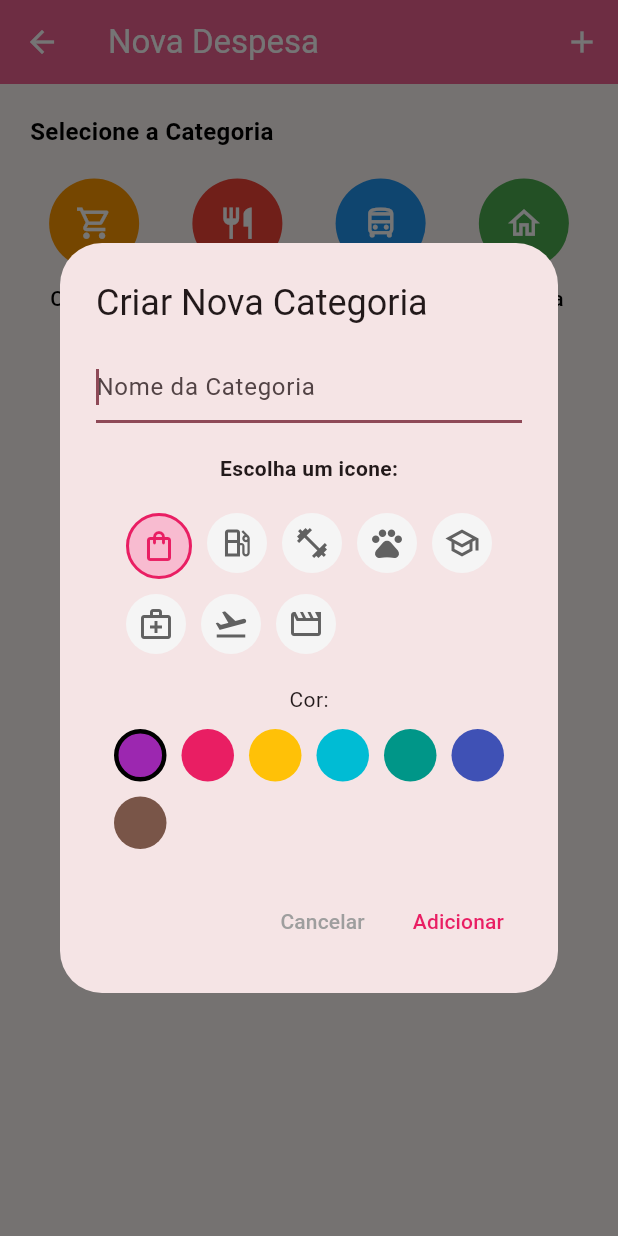
After one commit to BeatrizKSilva/app-controle-financeiro, a Flutter app: the Categoria screen opened directly, after a tap on the "add" icon, on a phone screen of 412 x 824 dp. The commit adds this screen. Run offline on Flutter 3.47's test engine with Material 3 defaults, Android fonts, the phone set to English and light mode, and no system bars.

Commit message:
criando tela genérica de seleção e criação de categorias

```diff
--- /dev/null
+++ b/lib/controllers/categoria_despesa_controller.dart
@@ -0,0 +1,23 @@
+import 'package:flutter/material.dart';
+import 'package:vinta_financas/repositories/categoria_despesa_mock.dart';
+
+class CategoriaDespesaController extends ChangeNotifier {
+  final CategoriaDespesaMock _bancoCategorias = CategoriaDespesaMock();
+
+  List<Categoria> categorias = [];
+
+  CategoriaDespesaController() {
+    carregarCategorias();
+  }
+
+  void carregarCategorias() {
+    categorias = _bancoCategorias.getCategorias();
+
+    notifyListeners();
+  }
+
+  void adicionarCategoria(String nome, IconData icone, Color cor) {
+    _bancoCategorias.adicionarCategoria(nome, icone, cor);
+    carregarCategorias();
+  }
+}
--- /dev/null
+++ b/lib/controllers/categoria_receita_controller.dart
@@ -0,0 +1,23 @@
+import 'package:flutter/material.dart';
+import 'package:vinta_financas/repositories/categoria_receita_mock.dart';
+import 'package:vinta_financas/repositories/categoria_despesa_mock.dart';
+
+class CategoriaReceitaController extends ChangeNotifier {
+  final CategoriaReceitaMock _bancoCategorias = CategoriaReceitaMock();
+
+  List<Categoria> categorias = [];
+
+  CategoriaReceitaController() {
+    carregarCategorias();
+  }
+
+  void carregarCategorias() {
+    categorias = _bancoCategorias.getCategorias();
+    notifyListeners();
+  }
+
+  void adicionarCategoria(String nome, IconData icone, Color cor) {
+    _bancoCategorias.adicionarCategoria(nome, icone, cor);
+    carregarCategorias();
+  }
+}
--- /dev/null
+++ b/lib/repositories/categoria_despesa_mock.dart
@@ -0,0 +1,31 @@
+import 'package:flutter/material.dart';
+
+class Categoria {
+  final String nome;
+  final IconData icone;
+  final Color cor;
+
+  Categoria({required this.nome, required this.icone, required this.cor});
+}
+
+class CategoriaDespesaMock {
+  final List<Categoria> _categorias = [
+    Categoria(
+        nome: 'Compras',
+        icone: Icons.shopping_cart_outlined,
+        cor: Colors.orange),
+    Categoria(
+        nome: 'Alimentação', icone: Icons.restaurant_outlined, cor: Colors.red),
+    Categoria(
+        nome: 'Transporte',
+        icone: Icons.directions_bus_outlined,
+        cor: Colors.blue),
+    Categoria(nome: 'Moradia', icone: Icons.home_outlined, cor: Colors.green),
+  ];
+
+  List<Categoria> getCategorias() => _categorias;
+
+  void adicionarCategoria(String nome, IconData icone, Color cor) {
+    _categorias.add(Categoria(nome: nome, icone: icone, cor: cor));
+  }
+}
--- /dev/null
+++ b/lib/repositories/categoria_receita_mock.dart
@@ -0,0 +1,20 @@
+import 'package:flutter/material.dart';
+import 'package:vinta_financas/repositories/categoria_despesa_mock.dart';
+
+class CategoriaReceitaMock {
+  final List<Categoria> _categorias = [
+    Categoria(nome: 'Salário', icone: Icons.attach_money, cor: Colors.green),
+    Categoria(nome: 'Pix', icone: Icons.pix, cor: Colors.teal),
+    Categoria(
+        nome: 'Investimentos',
+        icone: Icons.trending_up,
+        cor: Colors.blue.shade700),
+    Categoria(nome: 'Freelance', icone: Icons.computer, cor: Colors.indigo),
+  ];
+
+  List<Categoria> getCategorias() => _categorias;
+
+  void adicionarCategoria(String nome, IconData icone, Color cor) {
+    _categorias.add(Categoria(nome: nome, icone: icone, cor: cor));
+  }
+}
--- /dev/null
+++ b/lib/views/categoria.dart
@@ -0,0 +1,237 @@
+import 'package:flutter/material.dart';
+
+class Categoria extends StatefulWidget {
+  final String tituloTela;
+  final dynamic controller;
+
+  const Categoria(
+      {super.key, required this.tituloTela, required this.controller});
+
+  @override
+  State<Categoria> createState() => _CategoriaState();
+}
+
+class _CategoriaState extends State<Categoria> {
+  final List<IconData> _opcoesDeIcones = [
+    Icons.shopping_bag_outlined,
+    Icons.local_gas_station_outlined,
+    Icons.fitness_center_outlined,
+    Icons.pets_outlined,
+    Icons.school_outlined,
+    Icons.medical_services_outlined,
+    Icons.flight_takeoff_outlined,
+    Icons.movie_outlined,
+  ];
+
+  final List<Color> _opcoesDeCores = [
+    Colors.purple,
+    Colors.pink,
+    Colors.amber,
+    Colors.cyan,
+    Colors.teal,
+    Colors.indigo,
+    Colors.brown,
+  ];
+
+  @override
+  void initState() {
+    super.initState();
+    widget.controller.addListener(() {
+      if (mounted) setState(() {});
+    });
+  }
+
+  void _mostrarNovacategoria(BuildContext context) {
+    TextEditingController nomeController = TextEditingController();
+    IconData iconeSelecionado = _opcoesDeIcones[0];
+    Color corSelecionada = _opcoesDeCores[0];
+
+    showDialog(
+      context: context,
+      builder: (context) {
+        return StatefulBuilder(
+          builder: (context, setStateDialog) {
+            return AlertDialog(
+              title: const Text('Criar Nova Categoria'),
+              content: SingleChildScrollView(
+                child: Column(
+                  mainAxisSize: MainAxisSize.min,
+                  children: [
+                    TextField(
+                      controller: nomeController,
+                      decoration: const InputDecoration(
+                        hintText: "Nome da Categoria",
+                      ),
+                      autofocus: true,
+                    ),
+                    const SizedBox(height: 20),
+                    const Text("Escolha um icone:",
+                        style: TextStyle(fontWeight: FontWeight.bold)),
+                    const SizedBox(height: 20),
+                    Wrap(
+                      spacing: 10,
+                      runSpacing: 10,
+                      children: _opcoesDeIcones.map((iconeAtual) {
+                        final bool isSelecionado =
+                            iconeAtual == iconeSelecionado;
+                        return GestureDetector(
+                          onTap: () {
+                            setStateDialog(() {
+                              iconeSelecionado = iconeAtual;
+                            });
+                          },
+                          child: Container(
+                            padding: const EdgeInsets.all(8),
+                            decoration: BoxDecoration(
+                              color: isSelecionado
+                                  ? Colors.pink.shade100
+                                  : Colors.grey.shade100,
+                              shape: BoxShape.circle,
+                              border: isSelecionado
+                                  ? Border.all(color: Colors.pink, width: 2)
+                                  : null,
+                            ),
+                            child: Icon(iconeAtual,
+                                color: isSelecionado
+                                    ? Colors.pink
+                                    : Colors.grey.shade700),
+                          ),
+                        );
+                      }).toList(),
+                    ),
+                    const SizedBox(height: 20),
+                    const Text("Cor:"),
+                    const SizedBox(height: 10),
+                    Wrap(
+                      spacing: 10,
+                      runSpacing: 10,
+                      children: _opcoesDeCores.map((cor) {
+                        final bool isSelecionada = cor == corSelecionada;
+                        return GestureDetector(
+                          onTap: () =>
+                              setStateDialog(() => corSelecionada = cor),
+                          child: Container(
+                            width: 35,
+                            height: 35,
+                            decoration: BoxDecoration(
+                              color: cor,
+                              shape: BoxShape.circle,
+                              border: isSelecionada
+                                  ? Border.all(color: Colors.black, width: 3)
+                                  : null,
+                            ),
+                          ),
+                        );
+                      }).toList(),
+                    ),
+                  ],
+                ),
+              ),
+              actions: [
+                TextButton(
+                  onPressed: () => Navigator.pop(context),
+                  child: const Text('Cancelar',
+                      style: TextStyle(color: Colors.grey)),
+                ),
+                TextButton(
+                  onPressed: () {
+                    if (nomeController.text.isNotEmpty) {
+                      widget.controller.adicionarCategoria(nomeController.text,
+                          iconeSelecionado, corSelecionada);
+                      Navigator.pop(context);
+                    }
+                  },
+                  child: const Text('Adicionar',
+                      style: TextStyle(color: Colors.pink)),
+                ),
+              ],
+            );
+          },
+        );
+      },
+    );
+  }
+
+  @override
+  Widget build(BuildContext context) {
+    return Scaffold(
+      appBar: AppBar(
+        title: Text(widget.tituloTela),
+        backgroundColor: Colors.pink.shade300,
+        foregroundColor: Colors.white,
+        elevation: 0,
+        actions: [
+          IconButton(
+            icon: const Icon(Icons.add),
+            onPressed: () {
+              _mostrarNovacategoria(context);
+            },
+          )
+        ],
+      ),
+      body: Padding(
+        padding: const EdgeInsets.all(20.0),
+        child: Column(
+          crossAxisAlignment: CrossAxisAlignment.start,
+          children: [
+            const Text(
+              'Selecione a Categoria',
+              style: TextStyle(
+                  fontSize: 16,
+                  fontWeight: FontWeight.bold,
+                  color: Colors.black),
+            ),
+            const SizedBox(height: 20),
+            Expanded(
+              child: GridView.builder(
+                gridDelegate: const SliverGridDelegateWithFixedCrossAxisCount(
+                  crossAxisCount: 4,
+                  crossAxisSpacing: 10,
+                  mainAxisSpacing: 20,
+                  childAspectRatio: 0.75,
+                ),
+                itemCount: widget.controller.categorias.length,
+                itemBuilder: (context, index) {
+                  final categoria = widget.controller.categorias[index];
+                  return GestureDetector(
+                    onTap: () {
+                      print('Categoria Clicada: ${categoria.nome}');
+                    },
+                    child: Column(
+                      children: [
+                        Container(
+                          height: 60,
+                          width: 60,
+                          decoration: BoxDecoration(
+                            color: categoria.cor,
+                            shape: BoxShape.circle,
+                          ),
+                          child: Icon(
+                            categoria.icone,
+                            color: Colors.white,
+                            size: 25,
+                          ),
+                        ),
+                        const SizedBox(height: 10),
+                        Text(
+                          categoria.nome,
+                          style: const TextStyle(
+                              fontSize: 14,
+                              color: Colors.black,
+                              fontWeight: FontWeight.w500),
+                          textAlign: TextAlign.center,
+                          maxLines: 1,
+                          overflow: TextOverflow.ellipsis,
+                        ),
+                      ],
+                    ),
+                  );
+                },
+              ),
+            ),
+          ],
+        ),
+      ),
+    );
+  }
+}
--- a/lib/views/principal.dart
+++ b/lib/views/principal.dart
@@ -1,4 +1,7 @@
 import 'package:flutter/material.dart';
+import 'package:vinta_financas/views/categoria.dart';
+import 'package:vinta_financas/controllers/categoria_despesa_controller.dart';
+import 'package:vinta_financas/controllers/categoria_receita_controller.dart';
 
 class Principal extends StatefulWidget {
   const Principal({super.key});
@@ -6,6 +9,7 @@ class Principal extends StatefulWidget {
   @override
   State<Principal> createState() => _PrincipalState();
 }
+
 class _PrincipalState extends State<Principal> {
   int _selectedIndex = 0;
 
@@ -22,14 +26,15 @@ class _PrincipalState extends State<Principal> {
                   child: Column(
                     mainAxisAlignment: MainAxisAlignment.center,
                     children: [
-                      Icon(Icons.assignment_outlined, size: 80, color: Colors.grey.shade400),
+                      Icon(Icons.assignment_outlined,
+                          size: 80, color: Colors.grey.shade400),
                       const SizedBox(height: 10),
-
                       Text(
                         _filtroAtual == 'Todos'
                             ? 'Nenhum registro encontrado'
                             : 'Não há registros de $_filtroAtual',
-                        style: TextStyle(color: Colors.grey.shade600, fontSize: 16),
+                        style: TextStyle(
+                            color: Colors.grey.shade600, fontSize: 16),
                       ),
                     ],
                   ),
@@ -49,9 +54,7 @@ class _PrincipalState extends State<Principal> {
     if (index == 2) return;
 
     setState(() {
-
       _selectedIndex = index;
-
     });
   }
 
@@ -71,15 +74,32 @@ class _PrincipalState extends State<Principal> {
 
       //botão flutuante
       floatingActionButton: Transform.translate(
-
-        offset: const Offset(0, 15), // se quiser alterar a posição do botão, basta mudar os valores de x e y
+        offset: const Offset(0,
+            15), // se quiser alterar a posição do botão, basta mudar os valores de x e y
 
         child: FloatingActionButton(
-
-        onPressed: (){
-
-          print("Botão flutuante pressionado");
-
+          onPressed: () {
+            if (_filtroAtual == 'Despesas') {
+              Navigator.push(
+                context,
+                MaterialPageRoute(
+                  builder: (context) => Categoria(
+                    tituloTela: "Nova Despesa",
+                    controller: CategoriaDespesaController(),
+                  ),
+                ),
+              );
+            } else if (_filtroAtual == 'Receitas') {
+              Navigator.push(
+                context,
+                MaterialPageRoute(
+                  builder: (context) => Categoria(
+                    tituloTela: "Nova Receita",
+                    controller: CategoriaReceitaController(),
+                  ),
+                ),
+              );
+            }
           },
           backgroundColor: Colors.pink.shade300,
           shape: const CircleBorder(),
@@ -102,23 +122,22 @@ class _PrincipalState extends State<Principal> {
         onTap: _onItemTapped,
         items: const <BottomNavigationBarItem>[
           BottomNavigationBarItem(icon: Icon(Icons.home), label: 'Início'),
-          BottomNavigationBarItem(icon: Icon(Icons.show_chart), label: 'Gráficos'),
+          BottomNavigationBarItem(
+              icon: Icon(Icons.show_chart), label: 'Gráficos'),
           BottomNavigationBarItem(
             icon: Icon(Icons.add, color: Colors.transparent),
             label: '',
           ),
-
-          BottomNavigationBarItem(icon: Icon(Icons.insert_chart_outlined), label: 'Relatórios'),
+          BottomNavigationBarItem(
+              icon: Icon(Icons.insert_chart_outlined), label: 'Relatórios'),
           BottomNavigationBarItem(icon: Icon(Icons.settings), label: 'Opções'),
         ],
       ),
     );
   }
 
-  Widget _buildResumoHeader(){
-
+  Widget _buildResumoHeader() {
     return Container(
-
       color: const Color(0xFFF06292),
       padding: const EdgeInsets.symmetric(vertical: 16, horizontal: 20),
       child: Row(
@@ -126,17 +145,20 @@ class _PrincipalState extends State<Principal> {
         crossAxisAlignment: CrossAxisAlignment.center,
         children: [
           _buildDateSelector(),
-
           _buildStatColumn('Despesas', '0', Colors.white, onTap: () {
-            setState(() { _filtroAtual = 'Despesas';});
+            setState(() {
+              _filtroAtual = 'Despesas';
+            });
           }),
-
           _buildStatColumn('Receitas', '0', Colors.white, onTap: () {
-            setState(() { _filtroAtual = 'Receitas'; });
+            setState(() {
+              _filtroAtual = 'Receitas';
+            });
           }),
-
           _buildStatColumn('Saldo', '0', Colors.white, isBold: true, onTap: () {
-            setState(() { _filtroAtual = 'Saldo'; });
+            setState(() {
+              _filtroAtual = 'Saldo';
+            });
           }),
         ],
       ),
@@ -156,7 +178,8 @@ class _PrincipalState extends State<Principal> {
           children: [
             Text(
               '2026',
-              style: TextStyle(color: Colors.white.withValues(alpha: 0.8), fontSize: 12),
+              style: TextStyle(
+                  color: Colors.white.withValues(alpha: 0.8), fontSize: 12),
             ),
             const Row(
               children: [
@@ -176,7 +199,8 @@ class _PrincipalState extends State<Principal> {
     );
   }
 
-  Widget _buildStatColumn(String title, String value, Color color, {bool isBold = false, VoidCallback? onTap}) {
+  Widget _buildStatColumn(String title, String value, Color color,
+      {bool isBold = false, VoidCallback? onTap}) {
     return InkWell(
       onTap: onTap,
       borderRadius: BorderRadius.circular(8),
@@ -186,7 +210,8 @@ class _PrincipalState extends State<Principal> {
           children: [
             Text(
               title,
-              style: TextStyle(color: color.withValues(alpha: 0.8), fontSize: 12),
+              style:
+                  TextStyle(color: color.withValues(alpha: 0.8), fontSize: 12),
             ),
             const SizedBox(height: 4),
             Text(
@@ -199,7 +224,6 @@ class _PrincipalState extends State<Principal> {
             ),
           ],
         ),
-
       ),
     );
   }
```
Lines whose indentation alone changed are shown as unchanged.
